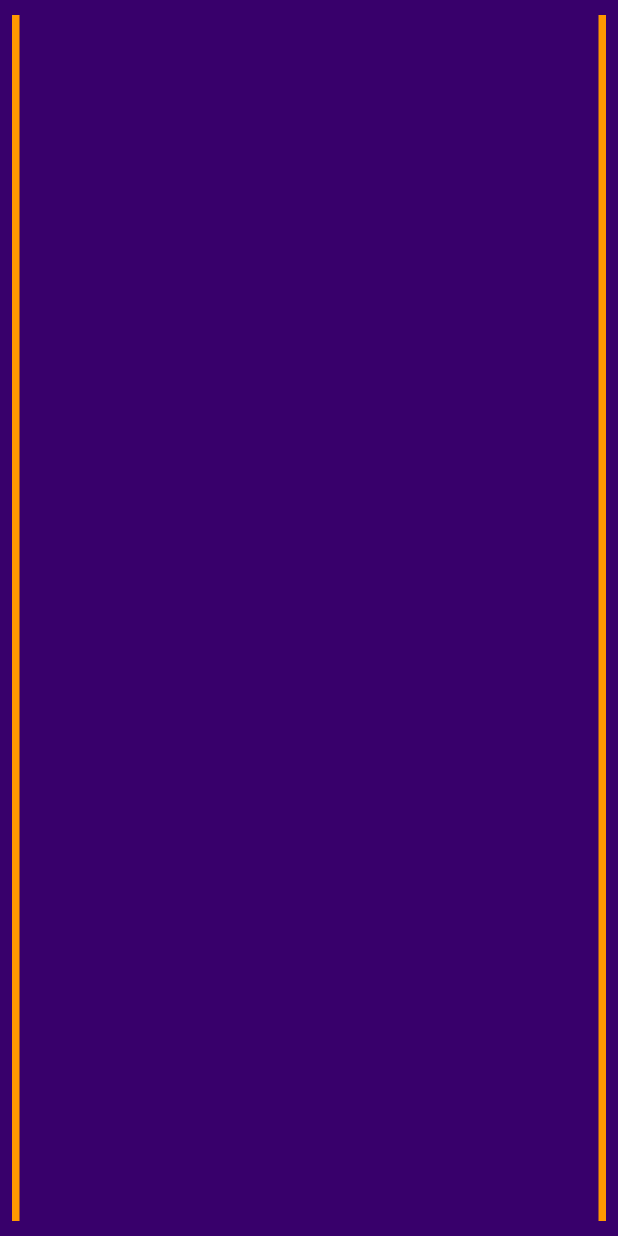
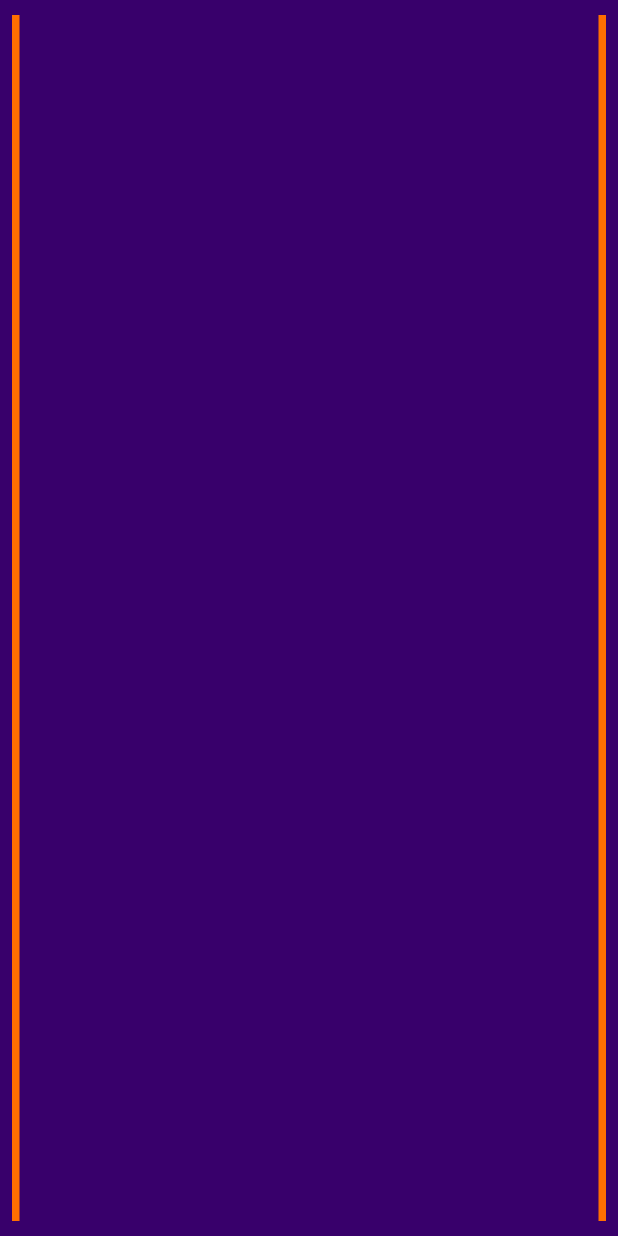
Before and after one commit to devwerewolf/monstr_app, a Flutter app: the LovePage screen opened by its route, on a phone screen of 412 x 824 dp. Run offline on Flutter 3.47's test engine with Material 2 defaults, Android fonts, the phone set to English and light mode, and no system bars; our stand-ins replace bloc, cloud_firestore, flutter_bloc, percent_indicator, time; missing offline and left inert: flutter_suncalc; accounts and stored records are empty.

Commit message:
Color coordination, get! 🎉

```diff
--- a/lib/components/blood_stats.dart
+++ b/lib/components/blood_stats.dart
@@ -30,7 +30,7 @@ class _BloodStatsState extends State<BloodStats> {
         LinearPercentIndicator(
           width: 150,
           lineHeight: 20,
-          progressColor: Color(0xffba000d),
+          progressColor: SurvivalPageBorderColor,
           backgroundColor: Colors.grey[700],
           percent: widget.blood.percentageAmount,
           alignment: MainAxisAlignment.center,
--- a/lib/constants/custom_theme.dart
+++ b/lib/constants/custom_theme.dart
@@ -2,3 +2,6 @@ import 'package:flutter/material.dart';
 
 const Color HomePagePanelColor = const Color(0xff38006b);
 const Color HomePageTextColor = Colors.white;
+const Color SurvivalPageBorderColor = const Color(0xffba000d);
+const Color LovePageBorderColor = const Color(0xffff6f00);
+const Color CosmosPageBorderColor = const Color(0xffffeb3b);
--- a/lib/pages/cosmos_page.dart
+++ b/lib/pages/cosmos_page.dart
@@ -1,6 +1,6 @@
 import 'package:flutter/material.dart';
 import 'package:monstr_app/components/primary_page_container.dart';
-import 'package:monstr_app/design/full_size_container.dart';
+import 'package:monstr_app/constants/custom_theme.dart';
 
 class CosmosPage extends StatefulWidget {
   @override
@@ -12,7 +12,7 @@ class _CosmosPageState extends State<CosmosPage> {
   Widget build(BuildContext context) {
     return Scaffold(
       body: PrimaryPageContainer(
-        borderColor: Colors.yellow,
+        borderColor: CosmosPageBorderColor,
         child: null
       )
     );
--- a/lib/pages/home_page.dart
+++ b/lib/pages/home_page.dart
@@ -1,4 +1,5 @@
 import 'package:flutter/material.dart';
+import 'package:monstr_app/constants/custom_theme.dart';
 // import 'package:monstr_app/components/sun_moon_cycle.dart';
 import 'package:monstr_app/pages/home_page/cosmos_panel_list.dart';
 import 'package:monstr_app/pages/home_page/love_panel_list.dart';
@@ -13,9 +14,9 @@ class HomePage extends StatelessWidget {
         child: Column(
           children: [
             CosmosPanelList(),
-            PanelListDivider(color: Colors.yellow),
+            PanelListDivider(color: CosmosPageBorderColor),
             LovePanelList(),
-            PanelListDivider(color: Colors.orange),
+            PanelListDivider(color: LovePageBorderColor),
             SurvivalPanelList(),
           ],
         ),
--- a/lib/pages/love_page.dart
+++ b/lib/pages/love_page.dart
@@ -1,7 +1,7 @@
 import 'package:flutter/material.dart';
 import 'package:monstr_app/components/primary_page_container.dart';
+import 'package:monstr_app/constants/custom_theme.dart';
 import 'package:monstr_app/design/firestore_collection.dart';
-import 'package:monstr_app/design/full_size_container.dart';
 import 'package:monstr_app/models/affirmation.dart';
 
 class LovePage extends StatefulWidget {
@@ -12,29 +12,9 @@ class LovePage extends StatefulWidget {
 class _LovePageState extends State<LovePage> {
   @override
   Widget build(BuildContext context) {
-    // return Scaffold(
-    //   body: FullSizeContainer(
-    //     decoration: BoxDecoration(color: Colors.purple),
-    //     child: FirestoreCollection(
-    //       path: "affirmations",
-    //       render: (documentSnapshots) {
-    //         var affirmations = Affirmation.list(documentSnapshots);
-
-    //         return ListView.builder(
-    //           itemCount: affirmations.length,
-    //           itemBuilder: (context, index) {
-    //             Affirmation affirmation = affirmations[index];
-    //             return Text(affirmation.text);
-    //           }
-    //         );
-    //       },
-    //     )
-    //   ),
-    // );
-
     return Scaffold(
       body: PrimaryPageContainer(
-        borderColor: Colors.orange,
+        borderColor: LovePageBorderColor,
         child: FirestoreCollection(
           path: "affirmations",
           render: (documentSnapshots) {
--- a/lib/pages/survival_page.dart
+++ b/lib/pages/survival_page.dart
@@ -2,6 +2,7 @@ import 'package:flutter/material.dart';
 import 'package:monstr_app/components/blood_group.dart';
 import 'package:monstr_app/components/primary_page_container.dart';
 import 'package:monstr_app/components/settings_button.dart';
+import 'package:monstr_app/constants/custom_theme.dart';
 
 class SurvivalPage extends StatelessWidget {
   @override
@@ -10,7 +11,7 @@ class SurvivalPage extends StatelessWidget {
 
     return Scaffold(
       body: PrimaryPageContainer(
-        borderColor: Color(0xffba000d),
+        borderColor: SurvivalPageBorderColor,
         child: Column(
           children: [
             SettingsButton(route: route),
```
